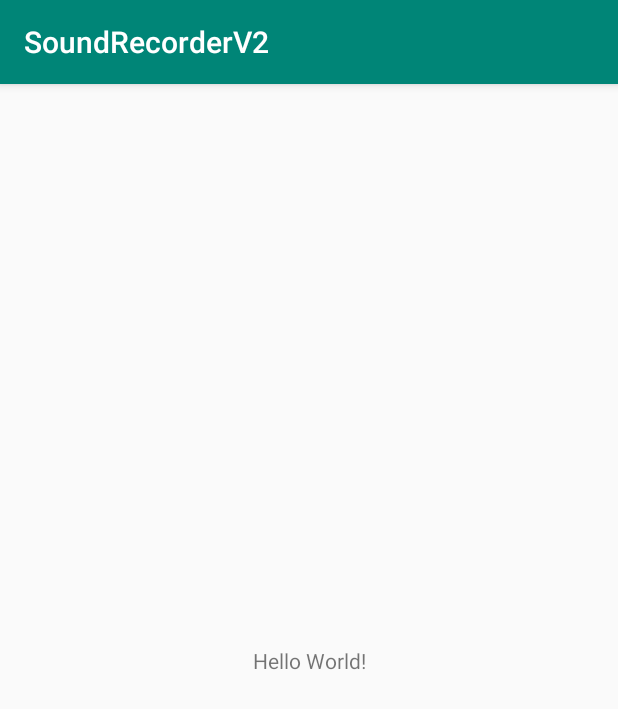
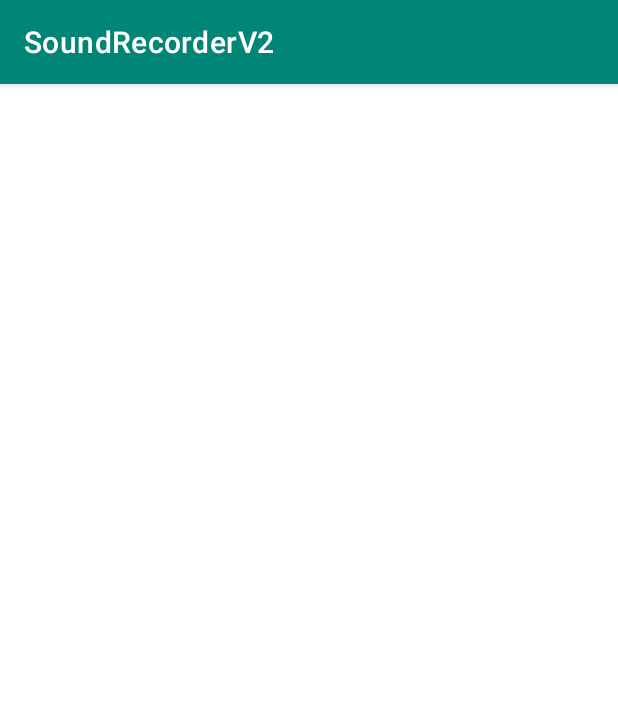
Before and after one commit to MiguelCrespo/SoundRecorderV2, an Android app: the screen it shows after launch (MainActivity), on a phone screen of 412 x 824 dp. Shown: the top 709 px of the screen. Run offline under Robolectric (Android 15) with nearby library versions, the phone set to English and light mode, and no system bars.

Commit message:
Adding design support library

```diff
--- a/app/build.gradle
+++ b/app/build.gradle
@@ -27,8 +27,9 @@ dependencies {
     implementation"org.jetbrains.kotlin:kotlin-stdlib-jdk7:$kotlin_version"
 
     implementation 'androidx.appcompat:appcompat:1.0.0'
-    implementation "androidx.lifecycle:lifecycle-extensions:2.0.0-rc01"
+    implementation "androidx.lifecycle:lifecycle-extensions:2.0.0"
     implementation 'androidx.constraintlayout:constraintlayout:1.1.3'
+    implementation 'com.google.android.material:material:1.0.0'
 
     testImplementation 'junit:junit:4.12'
     androidTestImplementation 'androidx.test:runner:1.1.0-alpha4'
--- a/app/src/main/res/layout/activity_main.xml
+++ b/app/src/main/res/layout/activity_main.xml
@@ -6,13 +6,5 @@
     android:layout_height="match_parent"
     tools:context=".MainActivity">
 
-    <TextView
-        android:layout_width="wrap_content"
-        android:layout_height="wrap_content"
-        android:text="Hello World!"
-        app:layout_constraintBottom_toBottomOf="parent"
-        app:layout_constraintLeft_toLeftOf="parent"
-        app:layout_constraintRight_toRightOf="parent"
-        app:layout_constraintTop_toTopOf="parent" />
 
 </androidx.constraintlayout.widget.ConstraintLayout>
--- a/app/src/main/res/values/styles.xml
+++ b/app/src/main/res/values/styles.xml
@@ -1,7 +1,7 @@
 <resources>
 
     <!-- Base application theme. -->
-    <style name="AppTheme" parent="Theme.AppCompat.Light.DarkActionBar">
+    <style name="AppTheme" parent="Theme.MaterialComponents.Light.DarkActionBar">
         <!-- Customize your theme here. -->
         <item name="colorPrimary">@color/colorPrimary</item>
         <item name="colorPrimaryDark">@color/colorPrimaryDark</item>
```
